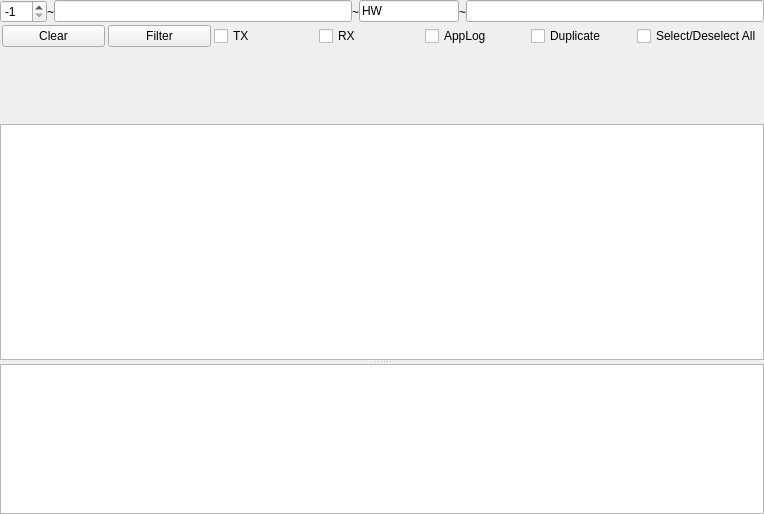
First picture: the form in Lib/AppWidgets/Agent_Cmd_Log_Form.ui, repository break11/AutoStorage, before the edit.
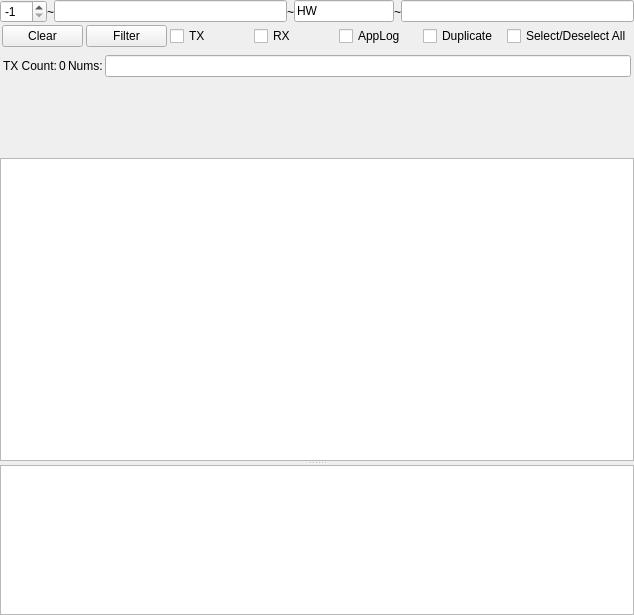
Second picture: the form after the edit.

Commit message: вывод информации о числе команд в буфере отправки и номера этих команд, удобно при отладке реконнектов не отображает постоянно состояние буфера при каждом изменении, а обновляется по таймеру обновления лога

Diff of the .ui file:
```diff
--- a/Lib/AppWidgets/Agent_Cmd_Log_Form.ui
+++ b/Lib/AppWidgets/Agent_Cmd_Log_Form.ui
@@ -6,8 +6,8 @@
    <rect>
     <x>0</x>
     <y>0</y>
-    <width>764</width>
-    <height>514</height>
+    <width>634</width>
+    <height>615</height>
    </rect>
   </property>
   <property name="windowTitle">
@@ -176,6 +176,75 @@
      </layout>
     </widget>
    </item>
+   <item>
+    <widget class="QWidget" name="txBufferWidget" native="true">
+     <property name="minimumSize">
+      <size>
+       <width>0</width>
+       <height>34</height>
+      </size>
+     </property>
+     <layout class="QGridLayout" name="gridLayout_2" rowstretch="0">
+      <property name="leftMargin">
+       <number>3</number>
+      </property>
+      <property name="topMargin">
+       <number>3</number>
+      </property>
+      <property name="rightMargin">
+       <number>3</number>
+      </property>
+      <property name="bottomMargin">
+       <number>3</number>
+      </property>
+      <property name="spacing">
+       <number>2</number>
+      </property>
+      <item row="0" column="1">
+       <widget class="QLabel" name="lbTX_Count_val">
+        <property name="sizePolicy">
+         <sizepolicy hsizetype="Maximum" vsizetype="Preferred">
+          <horstretch>0</horstretch>
+          <verstretch>0</verstretch>
+         </sizepolicy>
+        </property>
+        <property name="text">
+         <string>0</string>
+        </property>
+       </widget>
+      </item>
+      <item row="0" column="2">
+       <widget class="QLabel" name="lbTX_Numbers">
+        <property name="sizePolicy">
+         <sizepolicy hsizetype="Maximum" vsizetype="Preferred">
+          <horstretch>0</horstretch>
+          <verstretch>0</verstretch>
+         </sizepolicy>
+        </property>
+        <property name="text">
+         <string>Nums:</string>
+        </property>
+       </widget>
+      </item>
+      <item row="0" column="3">
+       <widget class="QLineEdit" name="leTX_Numbers_val"/>
+      </item>
+      <item row="0" column="0">
+       <widget class="QLabel" name="lbTX_Count">
+        <property name="sizePolicy">
+         <sizepolicy hsizetype="Maximum" vsizetype="Preferred">
+          <horstretch>0</horstretch>
+          <verstretch>0</verstretch>
+         </sizepolicy>
+        </property>
+        <property name="text">
+         <string>TX Count:</string>
+        </property>
+       </widget>
+      </item>
+     </layout>
+    </widget>
+   </item>
    <item>
     <widget class="QWidget" name="eventFilterWidget" native="true">
      <property name="minimumSize">
```
The commit also changes 3 other files.
